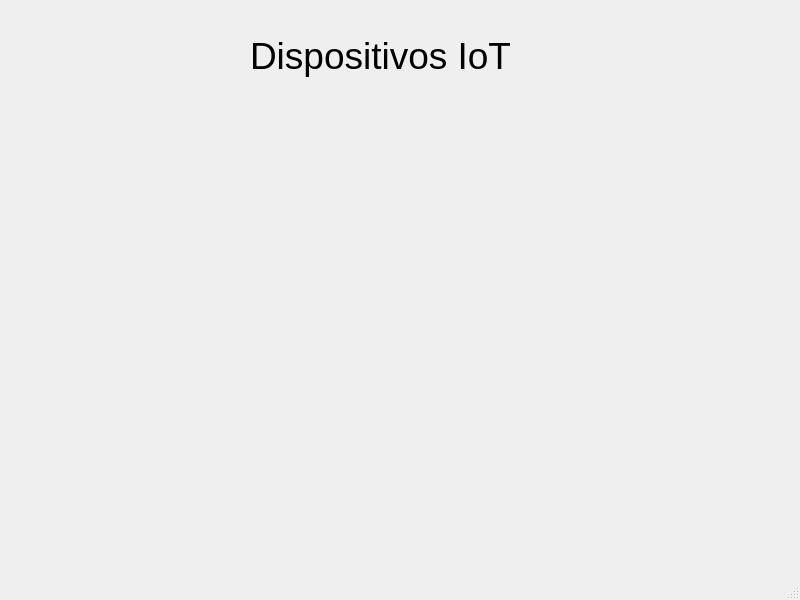
JuandaGrande/GestorIoT, file devicewindow.ui: the form before one commit.
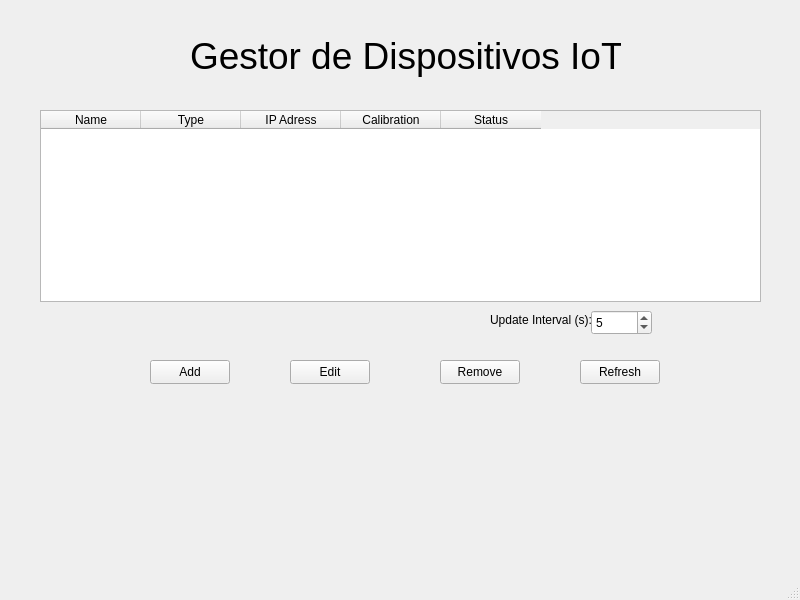
The form after the commit.

Commit message: Second commit, added devices window with add and refrsh functionality

Diff of the .ui file:
```diff
--- a/devicewindow.ui
+++ b/devicewindow.ui
@@ -17,9 +17,9 @@
    <widget class="QLabel" name="label">
     <property name="geometry">
      <rect>
-      <x>250</x>
+      <x>190</x>
       <y>20</y>
-      <width>291</width>
+      <width>431</width>
       <height>71</height>
      </rect>
     </property>
@@ -29,7 +29,129 @@
      </font>
     </property>
     <property name="text">
-     <string>Dispositivos IoT</string>
+     <string>Gestor de Dispositivos IoT</string>
+    </property>
+   </widget>
+   <widget class="QTableWidget" name="tableDevices">
+    <property name="geometry">
+     <rect>
+      <x>40</x>
+      <y>110</y>
+      <width>721</width>
+      <height>192</height>
+     </rect>
+    </property>
+    <property name="columnCount">
+     <number>5</number>
+    </property>
+    <column>
+     <property name="text">
+      <string>Name</string>
+     </property>
+    </column>
+    <column>
+     <property name="text">
+      <string>Type</string>
+     </property>
+    </column>
+    <column>
+     <property name="text">
+      <string>IP Adress</string>
+     </property>
+    </column>
+    <column>
+     <property name="text">
+      <string>Calibration</string>
+     </property>
+    </column>
+    <column>
+     <property name="text">
+      <string>Status</string>
+     </property>
+    </column>
+   </widget>
+   <widget class="QPushButton" name="pushButtonAdd">
+    <property name="geometry">
+     <rect>
+      <x>150</x>
+      <y>360</y>
+      <width>80</width>
+      <height>24</height>
+     </rect>
+    </property>
+    <property name="text">
+     <string>Add</string>
+    </property>
+   </widget>
+   <widget class="QPushButton" name="pushButtonEdit">
+    <property name="geometry">
+     <rect>
+      <x>290</x>
+      <y>360</y>
+      <width>80</width>
+      <height>24</height>
+     </rect>
+    </property>
+    <property name="text">
+     <string>Edit</string>
+    </property>
+   </widget>
+   <widget class="QPushButton" name="pushButtonRemove">
+    <property name="geometry">
+     <rect>
+      <x>440</x>
+      <y>360</y>
+      <width>80</width>
+      <height>24</height>
+     </rect>
+    </property>
+    <property name="text">
+     <string>Remove</string>
+    </property>
+   </widget>
+   <widget class="QPushButton" name="pushButtonRefresh">
+    <property name="geometry">
+     <rect>
+      <x>580</x>
+      <y>360</y>
+      <width>80</width>
+      <height>24</height>
+     </rect>
+    </property>
+    <property name="text">
+     <string>Refresh</string>
+    </property>
+   </widget>
+   <widget class="QLabel" name="labelIntervalText">
+    <property name="geometry">
+     <rect>
+      <x>490</x>
+      <y>310</y>
+      <width>101</width>
+      <height>20</height>
+     </rect>
+    </property>
+    <property name="text">
+     <string>Update Interval (s): </string>
+    </property>
+   </widget>
+   <widget class="QSpinBox" name="spinBoxInterval">
+    <property name="geometry">
+     <rect>
+      <x>591</x>
+      <y>310</y>
+      <width>61</width>
+      <height>25</height>
+     </rect>
+    </property>
+    <property name="minimum">
+     <number>1</number>
+    </property>
+    <property name="maximum">
+     <number>3600</number>
+    </property>
+    <property name="value">
+     <number>5</number>
     </property>
    </widget>
   </widget>
```
Left out of the diff: 2 changed lines with no effect on the pictures. The commit also changes 29 other files.
